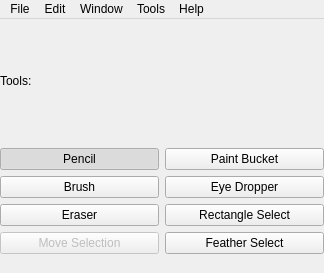
skitzycat/beedraw, file designer/BeeMasterUI.ui: the form before one commit.
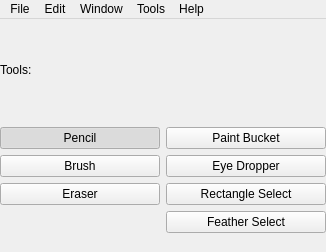
The form after the commit.

Commit message: got rid of move selection button since it isn't implemented yet, started adding support for cut operations

```diff
--- a/designer/BeeMasterUI.ui
+++ b/designer/BeeMasterUI.ui
@@ -11,8 +11,8 @@
    <rect>
     <x>0</x>
     <y>0</y>
-    <width>324</width>
-    <height>273</height>
+    <width>326</width>
+    <height>252</height>
    </rect>
   </property>
   <property name="sizePolicy" >
@@ -150,22 +150,6 @@
         </property>
        </widget>
       </item>
-      <item row="3" column="0" >
-       <widget class="QPushButton" name="move_selection_button" >
-        <property name="enabled" >
-         <bool>false</bool>
-        </property>
-        <property name="text" >
-         <string>Move Selection</string>
-        </property>
-        <property name="checkable" >
-         <bool>true</bool>
-        </property>
-        <property name="autoExclusive" >
-         <bool>true</bool>
-        </property>
-       </widget>
-      </item>
      </layout>
     </item>
    </layout>
@@ -175,7 +159,7 @@
     <rect>
      <x>0</x>
      <y>0</y>
-     <width>324</width>
+     <width>326</width>
      <height>35</height>
     </rect>
    </property>
```
The commit also changes 4 other files.
